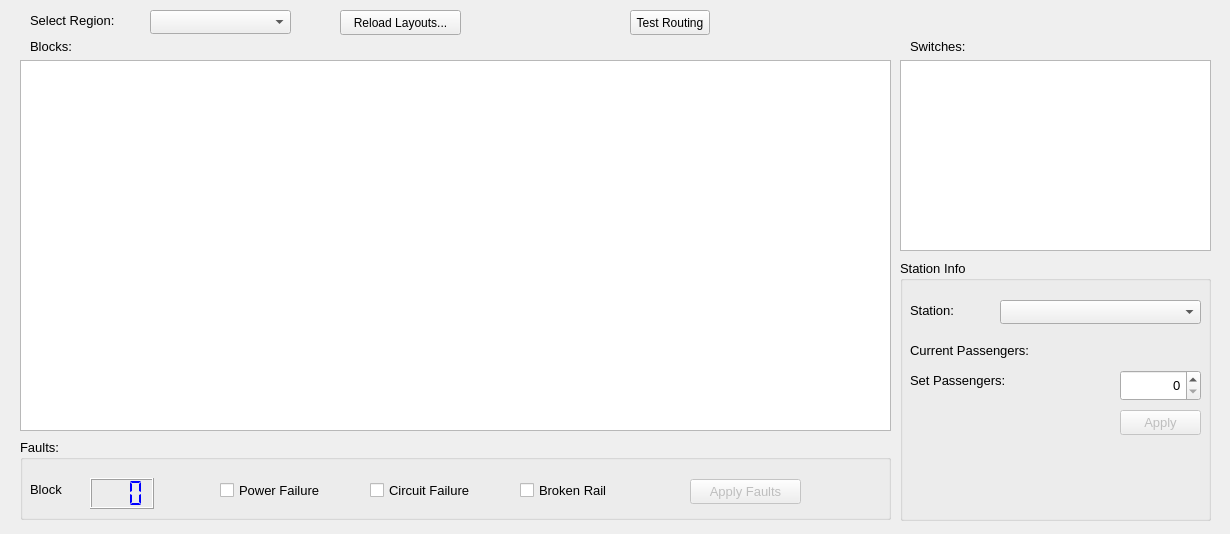
The window that TrackModel/trackmodeldisplay.ui (marmysl/ece1140) describes before a commit, drawn with Qt 5.
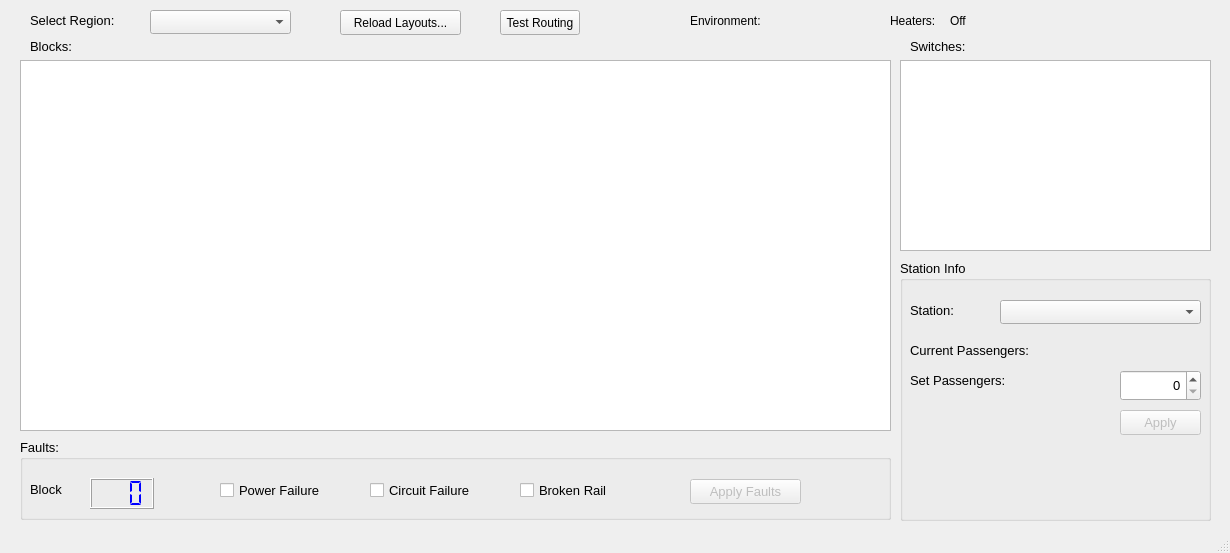
The same window after the commit. Custom widgets are drawn as their Qt base class.

Commit message: 🔥 TRACK HEATERS 🔥

The edit to the form file:
```diff
--- a/TrackModel/trackmodeldisplay.ui
+++ b/TrackModel/trackmodeldisplay.ui
@@ -1,18 +1,19 @@
 <?xml version="1.0" encoding="UTF-8"?>
 <ui version="4.0">
  <class>TrackModelDisplay</class>
- <widget class="QDialog" name="TrackModelDisplay">
+ <widget class="QMainWindow" name="TrackModelDisplay">
   <property name="geometry">
    <rect>
     <x>0</x>
     <y>0</y>
     <width>1230</width>
-    <height>534</height>
+    <height>553</height>
    </rect>
   </property>
   <property name="windowTitle">
    <string>Track Model</string>
   </property>
+  <widget class="QWidget" name="centralwidget">
   <widget class="QComboBox" name="regionComboBox">
    <property name="geometry">
     <rect>
@@ -401,7 +402,7 @@
   <widget class="QPushButton" name="testRouteButton">
    <property name="geometry">
     <rect>
-     <x>630</x>
+      <x>500</x>
      <y>10</y>
      <width>80</width>
      <height>25</height>
@@ -411,26 +412,10 @@
     <string>Test Routing</string>
    </property>
   </widget>
-  <widget class="QLabel" name="sysTimeLabel">
-   <property name="geometry">
-    <rect>
-     <x>824</x>
-     <y>10</y>
-     <width>181</width>
-     <height>20</height>
-    </rect>
-   </property>
-   <property name="text">
-    <string>&lt;System Time&gt;</string>
-   </property>
-   <property name="alignment">
-    <set>Qt::AlignCenter</set>
-   </property>
-  </widget>
   <widget class="QLabel" name="envTempLabel">
    <property name="geometry">
     <rect>
-     <x>1074</x>
+      <x>790</x>
      <y>10</y>
      <width>61</width>
      <height>20</height>
@@ -443,6 +428,55 @@
     <set>Qt::AlignCenter</set>
    </property>
   </widget>
+   <widget class="QLabel" name="label_8">
+    <property name="geometry">
+     <rect>
+      <x>690</x>
+      <y>10</y>
+      <width>81</width>
+      <height>21</height>
+     </rect>
+    </property>
+    <property name="text">
+     <string>Environment:</string>
+    </property>
+   </widget>
+   <widget class="BinaryIndicator" name="heatersOnFlag" native="true">
+    <property name="geometry">
+     <rect>
+      <x>990</x>
+      <y>10</y>
+      <width>21</width>
+      <height>21</height>
+     </rect>
+    </property>
+   </widget>
+   <widget class="QLabel" name="label_9">
+    <property name="geometry">
+     <rect>
+      <x>890</x>
+      <y>10</y>
+      <width>55</width>
+      <height>21</height>
+     </rect>
+    </property>
+    <property name="text">
+     <string>Heaters:</string>
+    </property>
+   </widget>
+   <widget class="QLabel" name="heatersStatLabel">
+    <property name="geometry">
+     <rect>
+      <x>950</x>
+      <y>10</y>
+      <width>41</width>
+      <height>21</height>
+     </rect>
+    </property>
+    <property name="text">
+     <string>Off</string>
+    </property>
+   </widget>
   <zorder>stationGroupBox</zorder>
   <zorder>regionComboBox</zorder>
   <zorder>blocktableView</zorder>
@@ -458,7 +492,21 @@
   <zorder>testRouteButton</zorder>
   <zorder>sysTimeLabel</zorder>
   <zorder>envTempLabel</zorder>
- </widget>
+   <zorder>label_8</zorder>
+   <zorder>heatersOnFlag</zorder>
+   <zorder>label_9</zorder>
+   <zorder>heatersStatLabel</zorder>
+  </widget>
+  <widget class="QStatusBar" name="statusBar"/>
+ </widget>
+ <customwidgets>
+  <customwidget>
+   <class>BinaryIndicator</class>
+   <extends>QWidget</extends>
+   <header>binaryindicator.h</header>
+   <container>1</container>
+  </customwidget>
+ </customwidgets>
  <resources/>
  <connections/>
 </ui>
```
Left out of the diff: 1 changed line with no effect on the pictures. Lines whose indentation alone changed are shown as unchanged. The commit also changes 6 other files.
